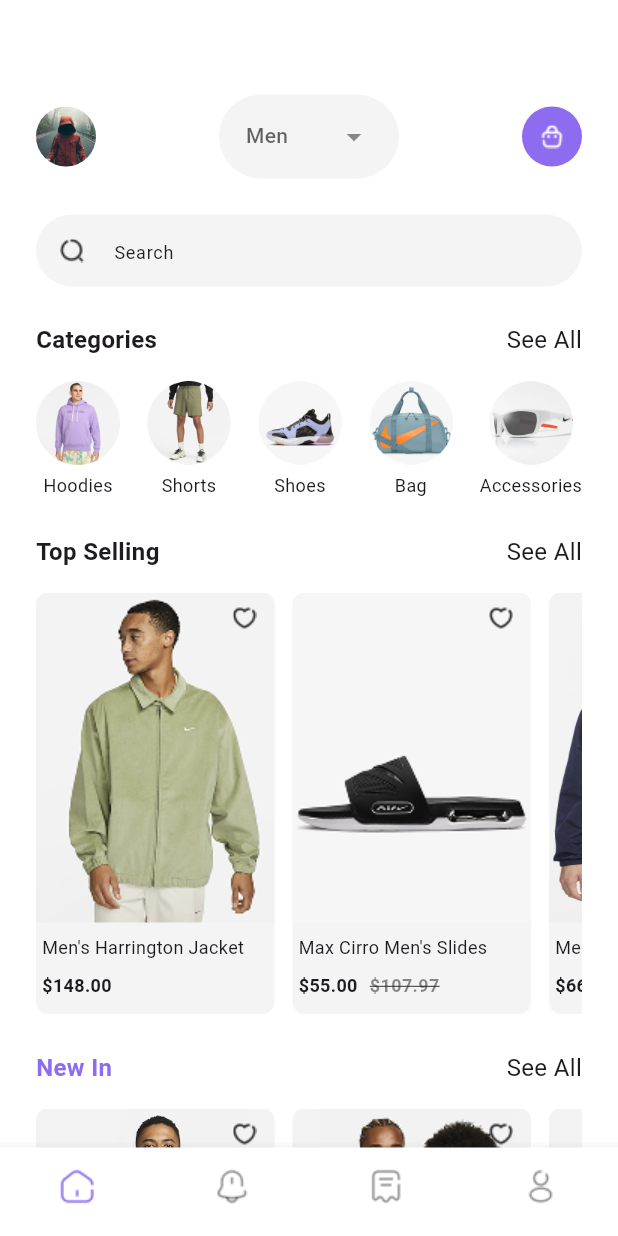
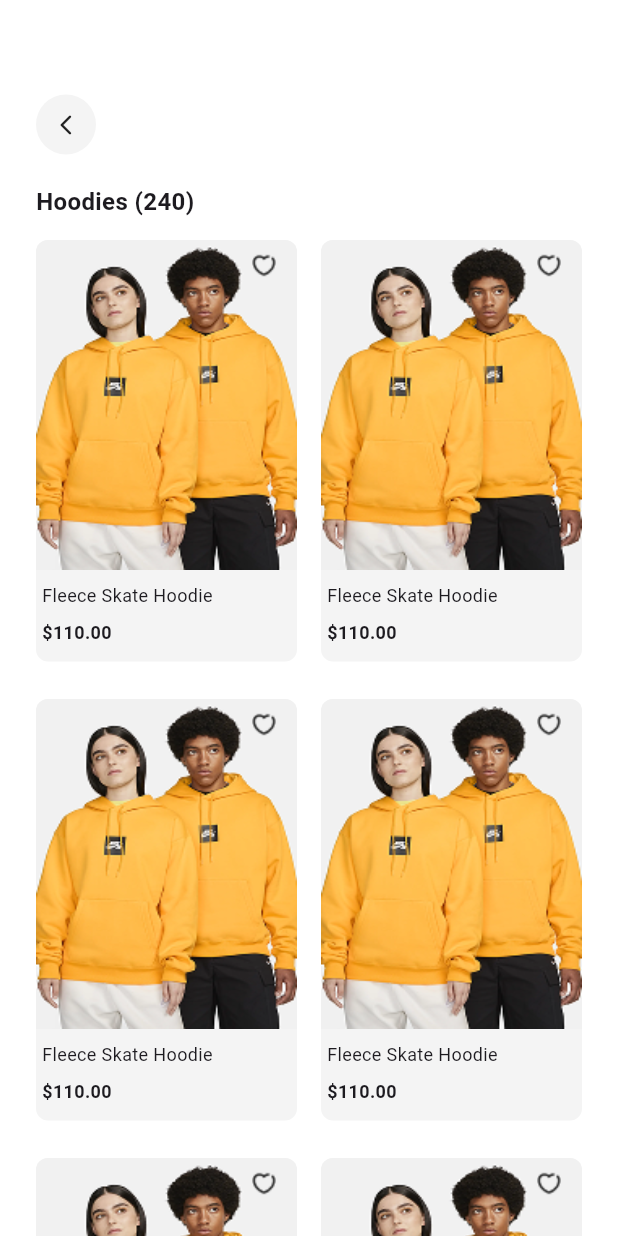
Before and after one commit to mutiadhewanty/ecommerce_mobile_apps, a Flutter app: the screen it shows after launch, on a phone screen of 412 x 824 dp. Run offline on Flutter 3.47's test engine with Material 3 defaults, Android fonts, the phone set to English and light mode, and no system bars; our stand-ins replace dropdown_button2.

Commit message:
categories ui

```diff
--- a/lib/main.dart
+++ b/lib/main.dart
@@ -1,4 +1,6 @@
 import 'package:ecommerce_mobile_apps/page/home.dart';
+import 'package:ecommerce_mobile_apps/page/shop_by_categories.dart';
+import 'package:ecommerce_mobile_apps/page/shop_by_categories2.dart';
 import 'package:flutter/material.dart';
 
 void main() {
@@ -18,7 +20,7 @@
                   fixedSize: Size.fromHeight(49),
                   foregroundColor: Colors.white,
                   backgroundColor: Color(0xFF8E6CEF)))),
-      home: Home(),
+      home: ShopByCategories2(),
     );
   }
 }
--- /dev/null
+++ b/lib/page/shop_by_categories2.dart
@@ -0,0 +1,114 @@
+import 'package:flutter/material.dart';
+
+import '../widgets/text.dart';
+
+class ShopByCategories2 extends StatefulWidget {
+  const ShopByCategories2({super.key});
+
+  @override
+  State<ShopByCategories2> createState() => _ShopByCategories2State();
+}
+
+class _ShopByCategories2State extends State<ShopByCategories2> {
+  @override
+  Widget build(BuildContext context) {
+    return Scaffold(
+        body: SingleChildScrollView(
+      child: Padding(
+        padding: EdgeInsets.symmetric(horizontal: 24),
+        child: Column(
+          crossAxisAlignment: CrossAxisAlignment.start,
+          children: [
+            SizedBox(
+              height: 63,
+            ),
+            Container(
+              height: 40,
+              width: 40,
+              decoration: BoxDecoration(
+                  color: Color(0xFFF4F4F4),
+                  borderRadius: BorderRadius.circular(100)),
+              child: Icon(
+                Icons.arrow_back_ios_new_rounded,
+                size: 16,
+              ),
+            ),
+            SizedBox(
+              height: 20,
+            ),
+            TextWidget(
+                text: 'Hoodies (240)',
+                fontSize: 16,
+                fontWeight: FontWeight.bold),
+            SizedBox(
+              height: 14,
+            ),
+            GridView.builder(
+                shrinkWrap: true,
+                physics: NeverScrollableScrollPhysics(),
+                itemCount: 10,
+                padding: EdgeInsets.only(bottom: 16),
+                gridDelegate: SliverGridDelegateWithFixedCrossAxisCount(
+                  crossAxisCount: 2, // 2 items per row
+                  crossAxisSpacing: 16, // spacing between columns
+                  mainAxisSpacing: 16, // spacing between rows
+                  childAspectRatio: 0.6, // aspect ratio of each item
+                ),
+                itemBuilder: (context, index) {
+                  double gridWidth =
+                      (MediaQuery.of(context).size.width - 16) / 2;
+                  return Stack(
+                    children: [
+                      Container(
+                          height: 281,
+                          width: gridWidth,
+                          decoration: BoxDecoration(
+                            color: Color(0xFFF4F4F4),
+                            borderRadius: BorderRadius.circular(8),
+                          ),
+                          child: Column(children: [
+                            Container(
+                              height: gridWidth * (220 / (gridWidth)),
+                              decoration: BoxDecoration(
+                                borderRadius: BorderRadius.only(
+                                    topLeft: Radius.circular(8),
+                                    topRight: Radius.circular(8)),
+                                image: DecorationImage(
+                                  fit: BoxFit.fill,
+                                  image: AssetImage('assets/hoodies_cat.png'),
+                                ),
+                              ),
+                            ),
+                            SizedBox(height: 8),
+                            Padding(
+                              padding:
+                                  const EdgeInsets.symmetric(horizontal: 4),
+                              child: Column(
+                                crossAxisAlignment: CrossAxisAlignment.stretch,
+                                children: [
+                                  TextWidget(
+                                      text: "Fleece Skate Hoodie",
+                                      fontSize: 12,
+                                      fontWeight: FontWeight.w400),
+                                  SizedBox(height: 8),
+                                  TextWidget(
+                                      text: "\$110.00",
+                                      fontSize: 12,
+                                      fontWeight: FontWeight.w700),
+                                ],
+                              ),
+                            ),
+                          ])),
+                      Positioned(
+                          right: 14,
+                          top: 9,
+                          child: Image.asset('assets/heart.png'))
+                    ],
+                  );
+                })
+          ],
+        ),
+      ),
+    ));
+  }
+}
```
Also changed, not shown: lib/page/shop_by_categories.dart (added, +70 -0 lines), lib/widgets/list_categories.dart (added, +34 -0 lines), assets/hoodies_cat.png (added).
